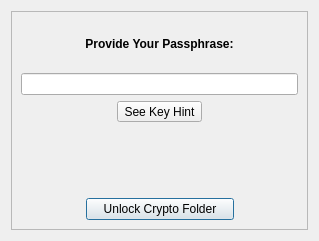
pcloudcom/psyncgui, file cryptokeydialog.ui: the form before one commit.
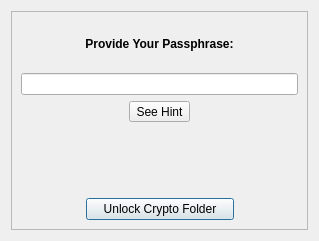
The form after the commit.

```diff
--- a/cryptokeydialog.ui
+++ b/cryptokeydialog.ui
@@ -71,7 +71,7 @@
         <item>
          <widget class="QToolButton" name="tbtnHint">
           <property name="text">
-           <string>See Key Hint</string>
+           <string>See Hint</string>
           </property>
          </widget>
         </item>
```
